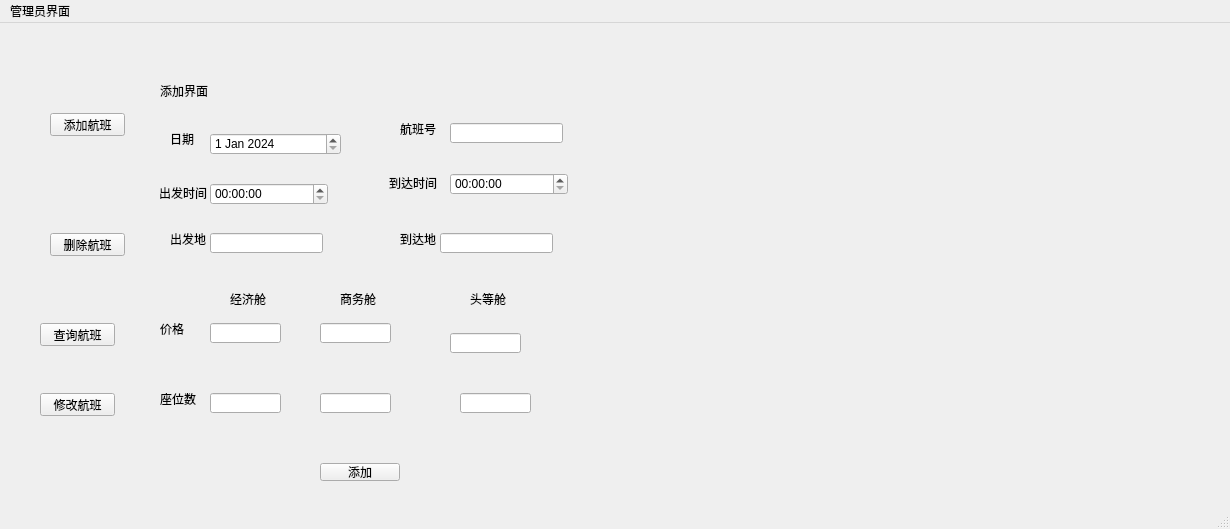
This is Pro1 mk34/admin_form.ui in KamChiHei/330 as Qt 5 draws it before an edit. The edited form follows.
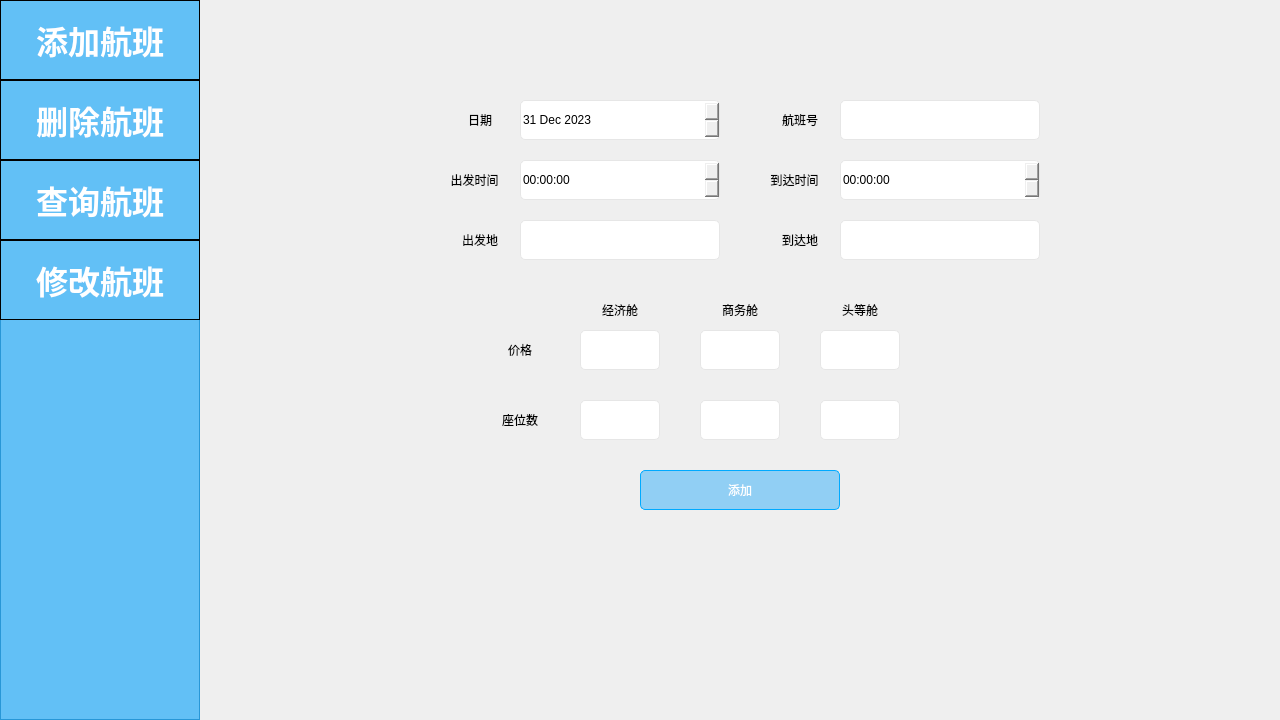
This is the edited form. The open tabs and pages were chosen to show the change. Icons and pictures are not drawn.

The edit to the form file:
```diff
--- a/Pro1 mk34/admin_form.ui
+++ b/Pro1 mk34/admin_form.ui
@@ -6,49 +6,68 @@
    <rect>
     <x>0</x>
     <y>0</y>
-    <width>1230</width>
-    <height>529</height>
+    <width>1280</width>
+    <height>720</height>
    </rect>
   </property>
   <property name="windowTitle">
-   <string>admin_form</string>
+   <string>系统数据管理</string>
+  </property>
+  <property name="windowIcon">
+   <iconset resource="icon.qrc">
+    <normaloff>:/new/prefix1/iconANDpic/plane.png</normaloff>:/new/prefix1/iconANDpic/plane.png</iconset>
+  </property>
+  <property name="styleSheet">
+   <string notr="true"/>
   </property>
   <widget class="QWidget" name="centralwidget">
+   <property name="styleSheet">
+    <string notr="true">QWidget#centralwidget{
+	
+	background-image: url(:/new/prefix2/iconANDpic/adminF(1280x720).png);
+
+}</string>
+   </property>
    <widget class="QStackedWidget" name="stackedWidget">
     <property name="geometry">
      <rect>
-      <x>150</x>
-      <y>50</y>
-      <width>961</width>
-      <height>431</height>
+      <x>200</x>
+      <y>0</y>
+      <width>1080</width>
+      <height>720</height>
      </rect>
     </property>
+    <property name="styleSheet">
+     <string notr="true"/>
+    </property>
     <property name="currentIndex">
      <number>2</number>
     </property>
     <widget class="QWidget" name="page">
-     <widget class="QLabel" name="label">
-      <property name="geometry">
-       <rect>
-        <x>10</x>
-        <y>10</y>
-        <width>53</width>
-        <height>15</height>
-       </rect>
-      </property>
-      <property name="text">
-       <string>添加界面</string>
-      </property>
-     </widget>
      <widget class="QPushButton" name="pushButton_add">
       <property name="geometry">
        <rect>
-        <x>170</x>
-        <y>390</y>
-        <width>80</width>
-        <height>18</height>
+        <x>440</x>
+        <y>470</y>
+        <width>200</width>
+        <height>40</height>
        </rect>
       </property>
+      <property name="styleSheet">
+       <string notr="true">QPushButton {
+
+	background-color: rgba(0, 159, 252,100);
+
+	font: 700 16pt &quot;微软雅黑&quot;;
+	color: rgb(255, 255, 255);
+border: 1px solid rgb(0, 170, 255); 
+    border-radius: 5px;
+}
+
+QPushButton:hover {  
+	background-color: rgba(0, 159, 252,200);
+}</string>
+      </property>
       <property name="text">
        <string>添加</string>
       </property>
@@ -56,274 +75,452 @@
      <widget class="QLabel" name="label_5">
       <property name="geometry">
        <rect>
-        <x>20</x>
-        <y>60</y>
-        <width>40</width>
-        <height>12</height>
+        <x>240</x>
+        <y>100</y>
+        <width>80</width>
+        <height>40</height>
        </rect>
       </property>
+      <property name="styleSheet">
+       <string notr="true">font: 700 16pt &quot;微软雅黑&quot;;</string>
+      </property>
       <property name="text">
        <string>日期</string>
       </property>
+      <property name="alignment">
+       <set>Qt::AlignmentFlag::AlignCenter</set>
+      </property>
      </widget>
      <widget class="QLabel" name="label_6">
       <property name="geometry">
        <rect>
-        <x>9</x>
-        <y>110</y>
-        <width>51</width>
-        <height>20</height>
+        <x>229</x>
+        <y>160</y>
+        <width>91</width>
+        <height>40</height>
        </rect>
       </property>
+      <property name="styleSheet">
+       <string notr="true">font: 700 16pt &quot;微软雅黑&quot;;</string>
+      </property>
       <property name="text">
        <string>出发时间</string>
       </property>
+      <property name="alignment">
+       <set>Qt::AlignmentFlag::AlignCenter</set>
+      </property>
      </widget>
      <widget class="QLabel" name="label_7">
       <property name="geometry">
        <rect>
-        <x>20</x>
-        <y>160</y>
-        <width>40</width>
-        <height>12</height>
+        <x>240</x>
+        <y>220</y>
+        <width>80</width>
+        <height>40</height>
        </rect>
       </property>
+      <property name="styleSheet">
+       <string notr="true">font: 700 16pt &quot;微软雅黑&quot;;</string>
+      </property>
       <property name="text">
        <string>出发地</string>
       </property>
+      <property name="alignment">
+       <set>Qt::AlignmentFlag::AlignCenter</set>
+      </property>
      </widget>
      <widget class="QLabel" name="label_8">
       <property name="geometry">
        <rect>
-        <x>250</x>
-        <y>50</y>
-        <width>40</width>
-        <height>12</height>
+        <x>560</x>
+        <y>100</y>
+        <width>80</width>
+        <height>40</height>
        </rect>
       </property>
+      <property name="styleSheet">
+       <string notr="true">font: 700 16pt &quot;微软雅黑&quot;;</string>
+      </property>
       <property name="text">
        <string>航班号</string>
       </property>
+      <property name="alignment">
+       <set>Qt::AlignmentFlag::AlignCenter</set>
+      </property>
      </widget>
      <widget class="QLabel" name="label_9">
       <property name="geometry">
        <rect>
-        <x>239</x>
-        <y>100</y>
-        <width>51</width>
-        <height>20</height>
+        <x>549</x>
+        <y>160</y>
+        <width>91</width>
+        <height>40</height>
        </rect>
       </property>
+      <property name="styleSheet">
+       <string notr="true">font: 700 16pt &quot;微软雅黑&quot;;</string>
+      </property>
       <property name="text">
        <string>到达时间</string>
       </property>
+      <property name="alignment">
+       <set>Qt::AlignmentFlag::AlignCenter</set>
+      </property>
      </widget>
      <widget class="QLabel" name="label_10">
       <property name="geometry">
        <rect>
-        <x>250</x>
-        <y>160</y>
-        <width>40</width>
-        <height>12</height>
+        <x>560</x>
+        <y>220</y>
+        <width>80</width>
+        <height>40</height>
        </rect>
       </property>
+      <property name="styleSheet">
+       <string notr="true">font: 700 16pt &quot;微软雅黑&quot;;</string>
+      </property>
       <property name="text">
        <string>到达地</string>
       </property>
+      <property name="alignment">
+       <set>Qt::AlignmentFlag::AlignCenter</set>
+      </property>
      </widget>
      <widget class="QDateEdit" name="dateEdit_date">
       <property name="geometry">
        <rect>
-        <x>60</x>
-        <y>60</y>
-        <width>131</width>
-        <height>22</height>
+        <x>320</x>
+        <y>100</y>
+        <width>200</width>
+        <height>40</height>
        </rect>
       </property>
+      <property name="styleSheet">
+       <string notr="true">
+	font: 16pt &quot;Microsoft YaHei UI&quot;;
+    border: 1px solid rgb(230, 230, 230);
+    border-radius: 5px;
+
+</string>
+      </property>
       <property name="dateTime">
        <datetime>
-        <hour>0</hour>
+        <hour>16</hour>
         <minute>0</minute>
         <second>0</second>
-        <year>2024</year>
-        <month>1</month>
-        <day>1</day>
+        <year>2023</year>
+        <month>12</month>
+        <day>31</day>
        </datetime>
       </property>
      </widget>
      <widget class="QLineEdit" name="lineEdit_flightId">
       <property name="geometry">
        <rect>
-        <x>300</x>
-        <y>50</y>
-        <width>113</width>
-        <height>20</height>
+        <x>640</x>
+        <y>100</y>
+        <width>200</width>
+        <height>40</height>
        </rect>
       </property>
+      <property name="styleSheet">
+       <string notr="true">
+	font: 16pt &quot;Microsoft YaHei UI&quot;;
+    border: 1px solid rgb(230, 230, 230);
+    border-radius: 5px;
+
+</string>
+      </property>
      </widget>
      <widget class="QTimeEdit" name="timeEdit_departureTime">
       <property name="geometry">
        <rect>
-        <x>60</x>
-        <y>110</y>
-        <width>118</width>
-        <height>22</height>
+        <x>320</x>
+        <y>160</y>
+        <width>200</width>
+        <height>40</height>
        </rect>
       </property>
+      <property name="styleSheet">
+       <string notr="true">
+	font: 16pt &quot;Microsoft YaHei UI&quot;;
+    border: 1px solid rgb(230, 230, 230);
+    border-radius: 5px;
+
+</string>
+      </property>
      </widget>
      <widget class="QLineEdit" name="lineEdit_departurePlace">
       <property name="geometry">
        <rect>
-        <x>60</x>
-        <y>160</y>
-        <width>113</width>
-        <height>20</height>
+        <x>320</x>
+        <y>220</y>
+        <width>200</width>
+        <height>40</height>
        </rect>
       </property>
+      <property name="styleSheet">
+       <string notr="true">
+	font: 16pt &quot;Microsoft YaHei UI&quot;;
+    border: 1px solid rgb(230, 230, 230);
+    border-radius: 5px;
+
+</string>
+      </property>
      </widget>
      <widget class="QLineEdit" name="lineEdit_arrivalPlace">
       <property name="geometry">
        <rect>
-        <x>290</x>
-        <y>160</y>
-        <width>113</width>
-        <height>20</height>
+        <x>640</x>
+        <y>220</y>
+        <width>200</width>
+        <height>40</height>
        </rect>
       </property>
+      <property name="styleSheet">
+       <string notr="true">
+	font: 16pt &quot;Microsoft YaHei UI&quot;;
+    border: 1px solid rgb(230, 230, 230);
+    border-radius: 5px;
+
+</string>
+      </property>
      </widget>
      <widget class="QTimeEdit" name="timeEdit_arrivalTime">
       <property name="geometry">
        <rect>
-        <x>300</x>
-        <y>100</y>
-        <width>118</width>
-        <height>22</height>
+        <x>640</x>
+        <y>160</y>
+        <width>200</width>
+        <height>40</height>
        </rect>
       </property>
+      <property name="styleSheet">
+       <string notr="true">
+	font: 16pt &quot;Microsoft YaHei UI&quot;;
+    border: 1px solid rgb(230, 230, 230);
+    border-radius: 5px;
+
+</string>
+      </property>
      </widget>
      <widget class="QLabel" name="label_11">
       <property name="geometry">
        <rect>
-        <x>80</x>
-        <y>220</y>
-        <width>40</width>
-        <height>12</height>
+        <x>380</x>
+        <y>290</y>
+        <width>80</width>
+        <height>40</height>
        </rect>
       </property>
+      <property name="styleSheet">
+       <string notr="true">font: 700 16pt &quot;微软雅黑&quot;;</string>
+      </property>
       <property name="text">
        <string>经济舱</string>
       </property>
+      <property name="alignment">
+       <set>Qt::AlignmentFlag::AlignCenter</set>
+      </property>
      </widget>
      <widget class="QLabel" name="label_12">
       <property name="geometry">
        <rect>
-        <x>190</x>
-        <y>220</y>
-        <width>40</width>
-        <height>12</height>
+        <x>500</x>
+        <y>290</y>
+        <width>80</width>
+        <height>40</height>
        </rect>
       </property>
+      <property name="styleSheet">
+       <string notr="true">font: 700 16pt &quot;微软雅黑&quot;;</string>
+      </property>
       <property name="text">
        <string>商务舱</string>
       </property>
+      <property name="alignment">
+       <set>Qt::AlignmentFlag::AlignCenter</set>
+      </property>
      </widget>
      <widget class="QLabel" name="label_13">
       <property name="geometry">
        <rect>
-        <x>320</x>
-        <y>220</y>
-        <width>40</width>
-        <height>12</height>
+        <x>620</x>
+        <y>290</y>
+        <width>80</width>
+        <height>40</height>
        </rect>
       </property>
+      <property name="styleSheet">
+       <string notr="true">font: 700 16pt &quot;微软雅黑&quot;;</string>
+      </property>
       <property name="text">
        <string>头等舱</string>
       </property>
+      <property name="alignment">
+       <set>Qt::AlignmentFlag::AlignCenter</set>
+      </property>
      </widget>
      <widget class="QLabel" name="label_14">
       <property name="geometry">
        <rect>
-        <x>10</x>
-        <y>250</y>
-        <width>40</width>
-        <height>12</height>
+        <x>280</x>
+        <y>330</y>
+        <width>80</width>
+        <height>40</height>
        </rect>
       </property>
+      <property name="styleSheet">
+       <string notr="true">font: 700 16pt &quot;微软雅黑&quot;;</string>
+      </property>
       <property name="text">
        <string>价格</string>
       </property>
+      <property name="alignment">
+       <set>Qt::AlignmentFlag::AlignCenter</set>
+      </property>
      </widget>
      <widget class="QLabel" name="label_15">
       <property name="geometry">
        <rect>
-        <x>10</x>
-        <y>320</y>
-        <width>40</width>
-        <height>12</height>
+        <x>280</x>
+        <y>400</y>
+        <width>80</width>
+        <height>40</height>
        </rect>
       </property>
+      <property name="styleSheet">
+       <string notr="true">font: 700 16pt &quot;微软雅黑&quot;;</string>
+      </property>
       <property name="text">
        <string>座位数</string>
       </property>
+      <property name="alignment">
+       <set>Qt::AlignmentFlag::AlignCenter</set>
+      </property>
      </widget>
      <widget class="QLineEdit" name="lineEdit_baseFare">
       <property name="geometry">
        <rect>
-        <x>60</x>
-        <y>250</y>
-        <width>71</width>
-        <height>20</height>
+        <x>380</x>
+        <y>330</y>
+        <width>80</width>
+        <height>40</height>
        </rect>
       </property>
+      <property name="styleSheet">
+       <string notr="true">
+	font: 16pt &quot;Microsoft YaHei UI&quot;;
+    border: 1px solid rgb(230, 230, 230);
+    border-radius: 5px;
+
+</string>
+      </property>
      </widget>
      <widget class="QLineEdit" name="lineEdit_seatAmountOfLvl1">
       <property name="geometry">
        <rect>
-        <x>60</x>
-        <y>320</y>
-        <width>71</width>
-        <height>20</height>
+        <x>380</x>
+        <y>400</y>
+        <width>80</width>
+        <height>40</height>
        </rect>
       </property>
+      <property name="styleSheet">
+       <string notr="true">
+	font: 16pt &quot;Microsoft YaHei UI&quot;;
+    border: 1px solid rgb(230, 230, 230);
+    border-radius: 5px;
+
+</string>
+      </property>
      </widget>
      <widget class="QLineEdit" name="lineEdit_seatAmountOfLvl3">
       <property name="geometry">
        <rect>
-        <x>310</x>
-        <y>320</y>
-        <width>71</width>
-        <height>20</height>
+        <x>620</x>
+        <y>400</y>
+        <width>80</width>
+        <height>40</height>
        </rect>
       </property>
+      <property name="styleSheet">
+       <string notr="true">
+	font: 16pt &quot;Microsoft YaHei UI&quot;;
+    border: 1px solid rgb(230, 230, 230);
+    border-radius: 5px;
+
+</string>
+      </property>
      </widget>
      <widget class="QLineEdit" name="lineEdit_seatAmountOfLvl2">
       <property name="geometry">
        <rect>
-        <x>170</x>
-        <y>320</y>
-        <width>71</width>
-        <height>20</height>
+        <x>500</x>
+        <y>400</y>
+        <width>80</width>
+        <height>40</height>
        </rect>
       </property>
+      <property name="styleSheet">
+       <string notr="true">
+	font: 16pt &quot;Microsoft YaHei UI&quot;;
+    border: 1px solid rgb(230, 230, 230);
+    border-radius: 5px;
+
+</string>
+      </property>
      </widget>
      <widget class="QLineEdit" name="lineEdit_moneyOfLvl2">
       <property name="geometry">
        <rect>
-        <x>170</x>
-        <y>250</y>
-        <width>71</width>
-        <height>20</height>
+        <x>500</x>
+        <y>330</y>
+        <width>80</width>
+        <height>40</height>
        </rect>
       </property>
+      <property name="styleSheet">
+       <string notr="true">
+	font: 16pt &quot;Microsoft YaHei UI&quot;;
+    border: 1px solid rgb(230, 230, 230);
+    border-radius: 5px;
+
+</string>
+      </property>
      </widget>
      <widget class="QLineEdit" name="lineEdit_moneyOfLvl3">
       <property name="geometry">
        <rect>
-        <x>300</x>
-        <y>260</y>
-        <width>71</width>
-        <height>20</height>
+        <x>620</x>
+        <y>330</y>
+        <width>80</width>
+        <height>40</height>
        </rect>
+      </property>
+      <property name="styleSheet">
+       <string notr="true">
+	font: 16pt &quot;Microsoft YaHei UI&quot;;
+    border: 1px solid rgb(230, 230, 230);
+    border-radius: 5px;
+
+</string>
+      </property>
+     </widget>
+     <widget class="QLabel" name="label">
+      <property name="geometry">
+       <rect>
+        <x>0</x>
+        <y>0</y>
+        <width>81</width>
+        <height>81</height>
+       </rect>
+      </property>
+      <property name="text">
+       <string/>
+      </property>
+      <property name="pixmap">
+       <pixmap resource="icon.qrc">:/new/prefix1/iconANDpic/point1.png</pixmap>
       </property>
      </widget>
     </widget>
@@ -698,73 +895,182 @@
    <widget class="QPushButton" name="pushButton_addFlight">
     <property name="geometry">
      <rect>
-      <x>50</x>
-      <y>90</y>
-      <width>75</width>
-      <height>23</height>
+      <x>0</x>
+      <y>0</y>
+      <width>200</width>
+      <height>80</height>
      </rect>
     </property>
+    <property name="font">
+     <font>
+      <family>微软雅黑</family>
+      <pointsize>24</pointsize>
+      <bold>true</bold>
+     </font>
+    </property>
+    <property name="autoFillBackground">
+     <bool>false</bool>
+    </property>
+    <property name="styleSheet">
+     <string notr="true">QPushButton {
+	color: rgb(255, 255, 255);
+border: 1px solid rgb(0, 0, 0);
+
+}
+
+QPushButton:hover {
+    color: rgb(255, 255, 255);
+border: 1px solid rgb(0, 0, 0);
+ 
+}</string>
+    </property>
     <property name="text">
      <string>添加航班</string>
     </property>
+    <property name="default">
+     <bool>false</bool>
+    </property>
+    <property name="flat">
+     <bool>true</bool>
+    </property>
    </widget>
    <widget class="QPushButton" name="pushButton_deleteFlight">
     <property name="geometry">
      <rect>
-      <x>50</x>
-      <y>210</y>
-      <width>75</width>
-      <height>23</height>
+      <x>0</x>
+      <y>80</y>
+      <width>200</width>
+      <height>80</height>
      </rect>
     </property>
+    <property name="font">
+     <font>
+      <family>微软雅黑</family>
+      <pointsize>24</pointsize>
+      <bold>true</bold>
+     </font>
+    </property>
+    <property name="autoFillBackground">
+     <bool>false</bool>
+    </property>
+    <property name="styleSheet">
+     <string notr="true">QPushButton {
+	color: rgb(255, 255, 255);
+border: 1px solid rgb(0, 0, 0);
+
+}
+
+QPushButton:hover {
+    color: rgb(255, 255, 255);
+border: 1px solid rgb(0, 0, 0);
+ 
+}</string>
+    </property>
     <property name="text">
      <string>删除航班</string>
     </property>
+    <property name="flat">
+     <bool>true</bool>
+    </property>
    </widget>
    <widget class="QPushButton" name="pushButton_searchFlight">
     <property name="geometry">
      <rect>
-      <x>40</x>
-      <y>300</y>
-      <width>75</width>
-      <height>23</height>
+      <x>0</x>
+      <y>160</y>
+      <width>200</width>
+      <height>80</height>
      </rect>
     </property>
+    <property name="font">
+     <font>
+      <family>微软雅黑</family>
+      <pointsize>24</pointsize>
+      <bold>true</bold>
+     </font>
+    </property>
+    <property name="autoFillBackground">
+     <bool>false</bool>
+    </property>
+    <property name="styleSheet">
+     <string notr="true">QPushButton {
+	color: rgb(255, 255, 255);
+border: 1px solid rgb(0, 0, 0);
+
+}
+
+QPushButton:hover {
+    color: rgb(255, 255, 255);
+border: 1px solid rgb(0, 0, 0);
+ 
+}</string>
+    </property>
     <property name="text">
      <string>查询航班</string>
     </property>
+    <property name="flat">
+     <bool>true</bool>
+    </property>
    </widget>
    <widget class="QPushButton" name="pushButton_4">
     <property name="geometry">
      <rect>
-      <x>40</x>
-      <y>370</y>
-      <width>75</width>
-      <height>23</height>
+      <x>0</x>
+      <y>240</y>
+      <width>200</width>
+      <height>80</height>
      </rect>
     </property>
+    <property name="font">
+     <font>
+      <family>微软雅黑</family>
+      <pointsize>24</pointsize>
+      <bold>true</bold>
+     </font>
+    </property>
+    <property name="autoFillBackground">
+     <bool>false</bool>
+    </property>
+    <property name="styleSheet">
+     <string notr="true">QPushButton {
+	color: rgb(255, 255, 255);
+border: 1px solid rgb(0, 0, 0);
+
+}
+
+QPushButton:hover {
+    color: rgb(255, 255, 255);
+border: 1px solid rgb(0, 0, 0);
+ 
+}</string>
+    </property>
     <property name="text">
      <string>修改航班</string>
     </property>
+    <property name="flat">
+     <bool>true</bool>
+    </property>
    </widget>
-  </widget>
-  <widget class="QMenuBar" name="menubar">
-   <property name="geometry">
-    <rect>
-     <x>0</x>
-     <y>0</y>
-     <width>1230</width>
-     <height>17</height>
-    </rect>
-   </property>
-   <widget class="QMenu" name="menu">
-    <property name="title">
-     <string>管理员界面</string>
+   <widget class="QGraphicsView" name="graphicsView">
+    <property name="geometry">
+     <rect>
+      <x>0</x>
+      <y>0</y>
+      <width>200</width>
+      <height>720</height>
+     </rect>
     </property>
+    <property name="styleSheet">
+     <string notr="true">background-color:  rgba(0, 159, 252, 150);</string>
+    </property>
    </widget>
-   <addaction name="menu"/>
+   <zorder>graphicsView</zorder>
+   <zorder>stackedWidget</zorder>
+   <zorder>pushButton_addFlight</zorder>
+   <zorder>pushButton_deleteFlight</zorder>
+   <zorder>pushButton_searchFlight</zorder>
+   <zorder>pushButton_4</zorder>
   </widget>
-  <widget class="QStatusBar" name="statusbar"/>
  </widget>
  <resources/>
  <connections/>
```
Left out of the diff: 507 changed lines with no effect on the pictures.
